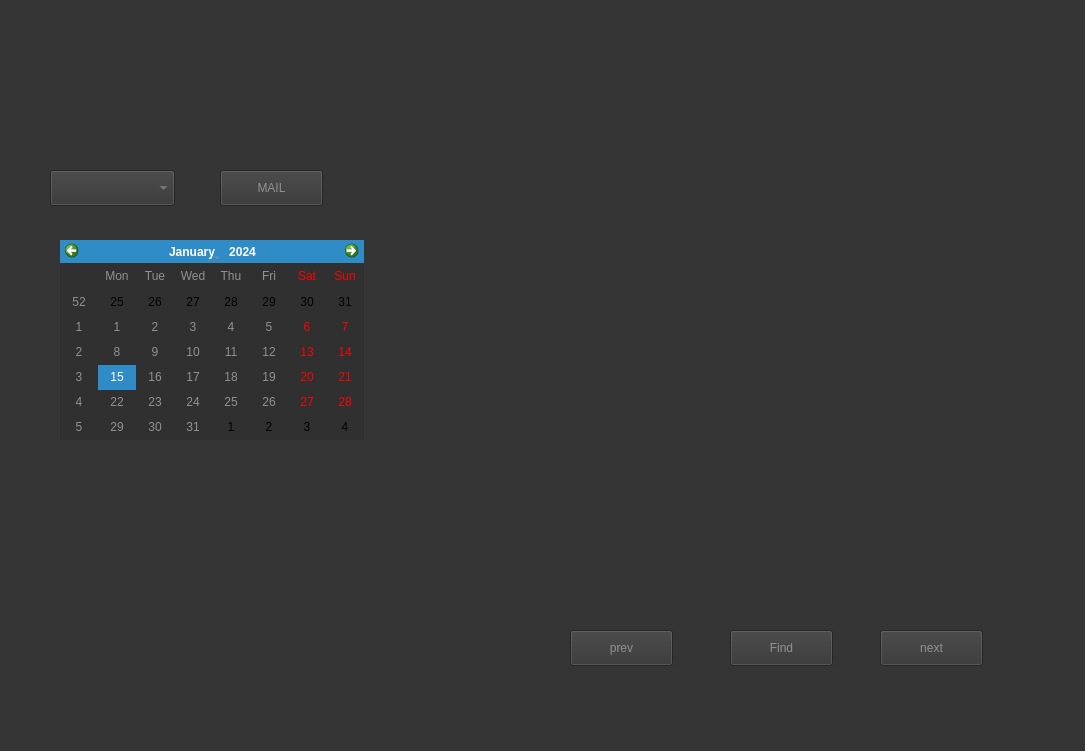
First picture: the form in form.ui, repository TheHuntsman4/Martian_Chronicles, before the edit.
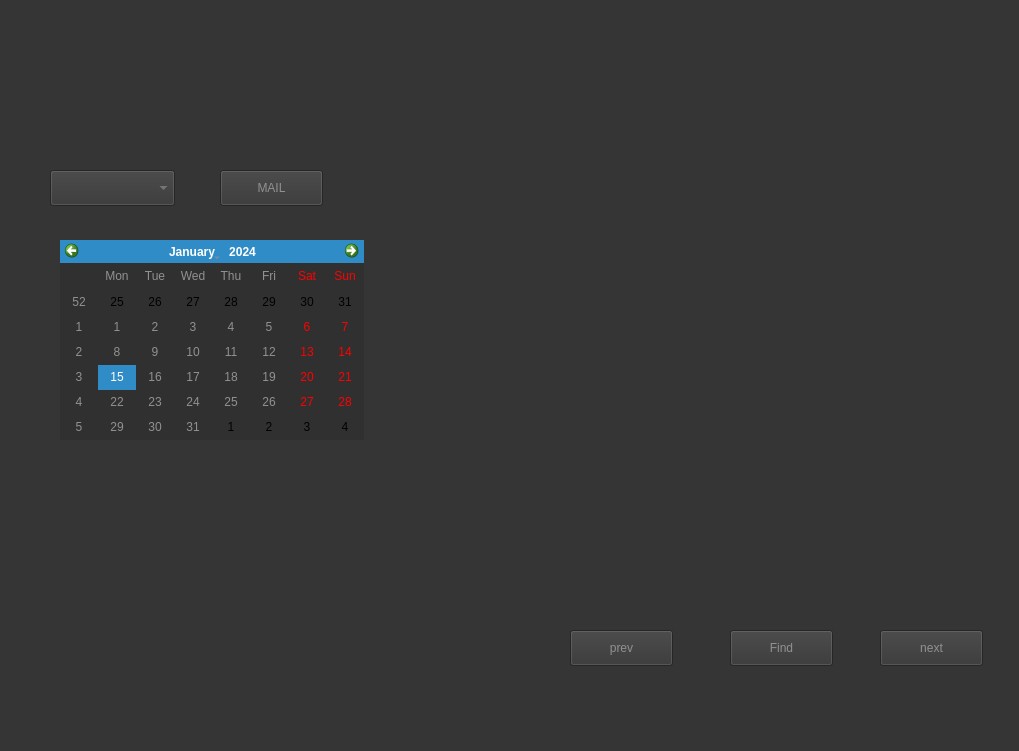
Second picture: the form after the edit.

```diff
--- a/form.ui
+++ b/form.ui
@@ -6,7 +6,7 @@
    <rect>
     <x>0</x>
     <y>0</y>
-    <width>1085</width>
+    <width>1019</width>
     <height>751</height>
    </rect>
   </property>
@@ -480,8 +480,8 @@
    </property>
    <property name="geometry">
     <rect>
-     <x>520</x>
-     <y>80</y>
+     <x>430</x>
+     <y>70</y>
      <width>491</width>
      <height>491</height>
     </rect>
```
